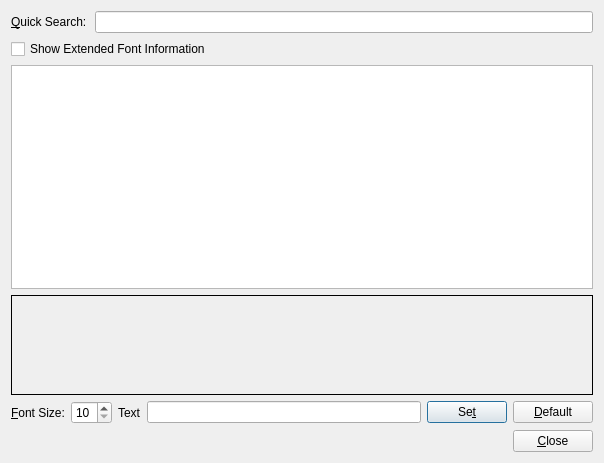
Qt form scribus/plugins/fontpreview/fontpreview.ui (scribusproject/scribus) before a commit.
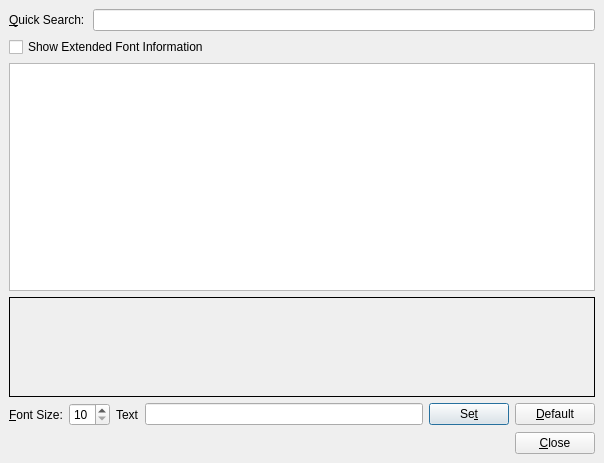
The same form after that commit. Custom widgets are drawn as their Qt base class.

Commit message: #16453: Unify margins and spacing for dialogs, set 3 <bubu>

Diff of the .ui file:
```diff
--- a/scribus/plugins/fontpreview/fontpreview.ui
+++ b/scribus/plugins/fontpreview/fontpreview.ui
@@ -12,10 +12,22 @@
   <property name="windowTitle" >
    <string>Fonts Preview</string>
   </property>
-  <layout class="QGridLayout" name="gridLayout" >
-   <item row="0" column="0" colspan="2" >
-    <widget class="QLabel" name="searchLabel" >
-     <property name="text" >
+  <layout class="QGridLayout" name="gridLayout">
+   <property name="leftMargin">
+    <number>9</number>
+   </property>
+   <property name="topMargin">
+    <number>9</number>
+   </property>
+   <property name="rightMargin">
+    <number>9</number>
+   </property>
+   <property name="bottomMargin">
+    <number>9</number>
+   </property>
+   <item row="0" column="0" colspan="2">
+    <widget class="QLabel" name="searchLabel">
+     <property name="text">
       <string>&amp;Quick Search:</string>
      </property>
      <property name="wordWrap" >
@@ -137,14 +149,8 @@
      </property>
     </widget>
    </item>
-   <item row="5" column="0" colspan="7" >
-    <layout class="QHBoxLayout" >
-     <property name="spacing" >
-      <number>6</number>
-     </property>
-     <property name="margin" >
-      <number>0</number>
-     </property>
+   <item row="5" column="0" colspan="7">
+    <layout class="QHBoxLayout">
      <item>
       <spacer>
        <property name="orientation" >
@@ -175,7 +181,6 @@
    </item>
   </layout>
  </widget>
- <layoutdefault spacing="6" margin="11" />
  <customwidgets>
   <customwidget>
    <class>FontListView</class>
```
Left out of the diff: 109 changed lines with no effect on the pictures. The commit also changes 5 other files.
